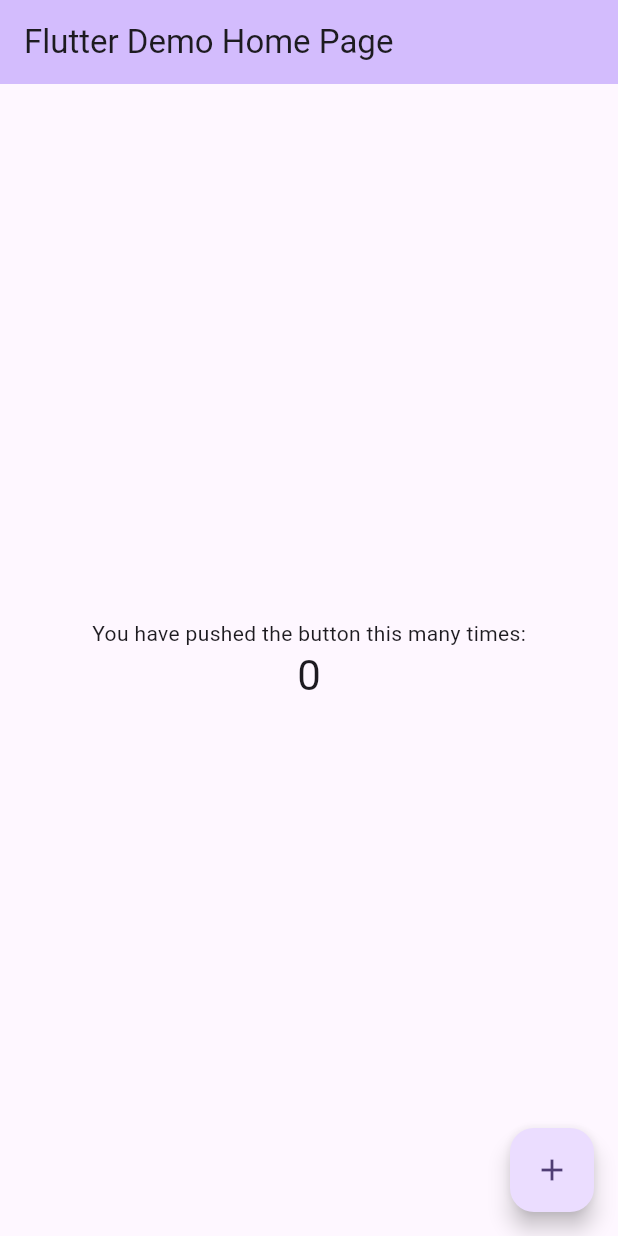
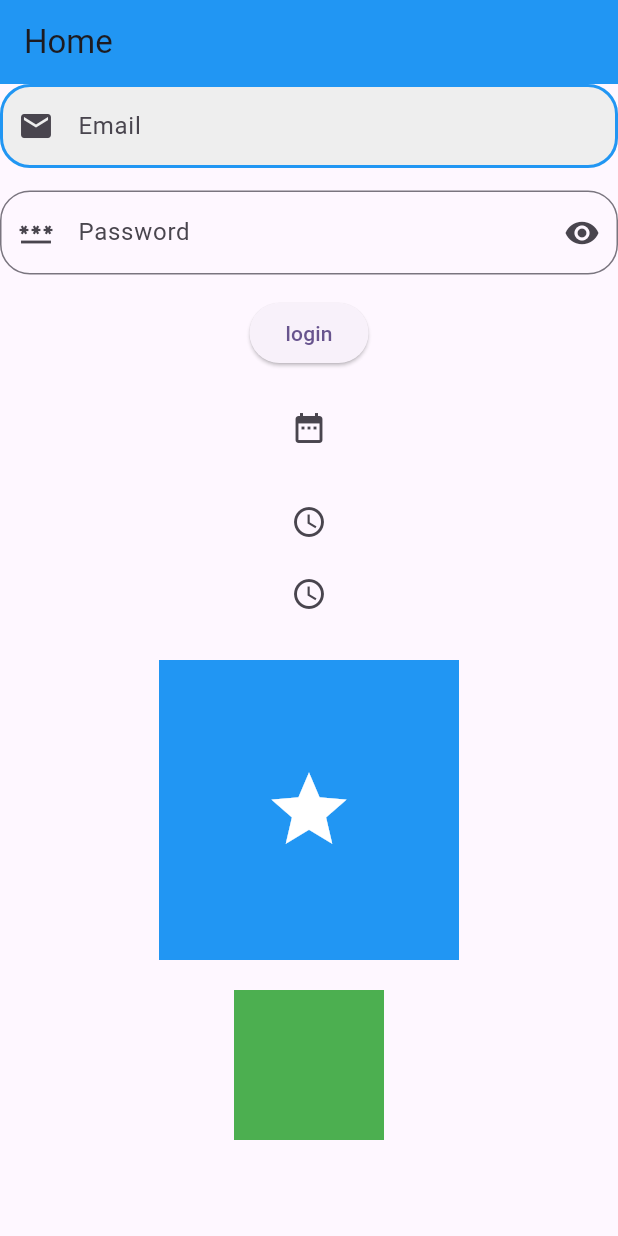
Before and after one commit to valaprashant97/dart_programing_prectice, a Flutter app: the screen it shows after launch, on a phone screen of 412 x 824 dp. Run offline on Flutter 3.47's test engine with Material 3 defaults, Android fonts, the light colour scheme and no system bars.

Commit message:
29-06-2026

```diff
--- a/lib/main.dart
+++ b/lib/main.dart
@@ -12,110 +12,336 @@ class MyApp extends StatelessWidget {
   Widget build(BuildContext context) {
     return MaterialApp(
       title: 'Flutter Demo',
-      theme: ThemeData(
-        // This is the theme of your application.
-        //
-        // TRY THIS: Try running your application with "flutter run". You'll see
-        // the application has a purple toolbar. Then, without quitting the app,
-        // try changing the seedColor in the colorScheme below to Colors.green
-        // and then invoke "hot reload" (save your changes or press the "hot
-        // reload" button in a Flutter-supported IDE, or press "r" if you used
-        // the command line to start the app).
-        //
-        // Notice that the counter didn't reset back to zero; the application
-        // state is not lost during the reload. To reset the state, use hot
-        // restart instead.
-        //
-        // This works for code too, not just values: Most code changes can be
-        // tested with just a hot reload.
-        colorScheme: .fromSeed(seedColor: Colors.deepPurple),
-      ),
-      home: const MyHomePage(title: 'Flutter Demo Home Page'),
+      debugShowCheckedModeBanner: false,
+      theme: ThemeData(colorScheme: .fromSeed(seedColor: Colors.deepPurple)),
+      home: Home(),
     );
   }
 }
 
-class MyHomePage extends StatefulWidget {
-  const MyHomePage({super.key, required this.title});
-
-  // This widget is the home page of your application. It is stateful, meaning
-  // that it has a State object (defined below) that contains fields that affect
-  // how it looks.
-
-  // This class is the configuration for the state. It holds the values (in this
-  // case the title) provided by the parent (in this case the App widget) and
-  // used by the build method of the State. Fields in a Widget subclass are
-  // always marked "final".
-
-  final String title;
-
-  @override
-  State<MyHomePage> createState() => _MyHomePageState();
-}
-
-class _MyHomePageState extends State<MyHomePage> {
-  int _counter = 0;
-
-  void _incrementCounter() {
-    setState(() {
-      // This call to setState tells the Flutter framework that something has
-      // changed in this State, which causes it to rerun the build method below
-      // so that the display can reflect the updated values. If we changed
-      // _counter without calling setState(), then the build method would not be
-      // called again, and so nothing would appear to happen.
-      _counter++;
-    });
-  }
+class Home extends StatelessWidget {
+  var emailText = TextEditingController();
+  var passText = TextEditingController();
 
   @override
   Widget build(BuildContext context) {
-    // This method is rerun every time setState is called, for instance as done
-    // by the _incrementCounter method above.
-    //
-    // The Flutter framework has been optimized to make rerunning build methods
-    // fast, so that you can just rebuild anything that needs updating rather
-    // than having to individually change instances of widgets.
     return Scaffold(
-      appBar: AppBar(
-        // TRY THIS: Try changing the color here to a specific color (to
-        // Colors.amber, perhaps?) and trigger a hot reload to see the AppBar
-        // change color while the other colors stay the same.
-        backgroundColor: Theme.of(context).colorScheme.inversePrimary,
-        // Here we take the value from the MyHomePage object that was created by
-        // the App.build method, and use it to set our appbar title.
-        title: Text(widget.title),
-      ),
-      body: Center(
-        // Center is a layout widget. It takes a single child and positions it
-        // in the middle of the parent.
+      appBar: AppBar(title: Text("Home"), backgroundColor: Colors.blue),
+
+      // 1
+      // body: Center(
+      //   child: Container(
+      //     width: 100,
+      //     height: 100,
+      //     color: Colors.blue,
+      //     child: Center(
+      //       child: Text(
+      //         'hellow',
+      //         style: TextStyle(
+      //           fontSize: 20,
+      //           fontWeight: FontWeight.bold,
+      //           color: Colors.white,
+      //           backgroundColor: Colors.amber,
+      //           fontStyle: FontStyle.italic,
+      //         ),
+      //       ),
+      //     ),
+      //   ),
+      // ),italic
+
+      // SizedBox(width: 20), --- > spaces
+
+      // 2
+      // body: Column(
+      //   mainAxisAlignment: MainAxisAlignment.spaceBetween,
+      //   crossAxisAlignment: CrossAxisAlignment.center,
+      //   children: [
+      //     TextButton(
+      //       onPressed: () {
+      //         print('text button is cliced !!');
+      //       },
+      //       child: Text('Text button'),
+      //     ),
+      //
+      //     ElevatedButton(
+      //       onPressed: () {
+      //         print('Elevated Button is cliced !!');
+      //       },
+      //       child: Text('Elevated Button'),
+      //     ),
+      //
+      //     OutlinedButton(
+      //       onPressed: d() {
+      //         print('Outlined Button is cliced !!');
+      //       },
+      //       child: Text('Outlined Button'),
+      //     ),
+      //
+      //     IconButton(
+      //       onPressed: () {
+      //         print('Icon Button is cliced !!');
+      //       },
+      //       icon: const Icon(Icons.favorite),
+      //     ),
+      //
+      //     FloatingActionButton(
+      //       onPressed: () {
+      //         print('Floating Action Button is cliced !!');
+      //       },
+      //       child: const Icon(Icons.add),
+      //     ),
+      //
+      //     FilledButton(
+      //       onPressed: () {},
+      //       child: const Text('Filled Button'),
+      //     ),
+      //
+      //     DropdownButton<String>(
+      //       value: 'One',
+      //       items: const [
+      //         DropdownMenuItem(
+      //           value: 'One',
+      //           child: Text('One'),
+      //         ),
+      //         DropdownMenuItem(
+      //           value: 'Two',
+      //           child: Text('Two'),
+      //         ),
+      //         DropdownMenuItem(
+      //           value: 'Three',
+      //           child: Text('Three'),
+      //         ),
+      //         DropdownMenuItem(
+      //           value: 'Four',
+      //           child: Text('Four'),
+      //         ),
+      //         DropdownMenuItem(
+      //           value: 'Five',
+      //           child: Text('Five'),
+      //         ),
+      //       ],
+      //       onChanged: (value) {
+      //         print(value);
+      //       },
+      //     ),
+      //
+      //     PopupMenuButton(
+      //       itemBuilder: (context) => [
+      //         const PopupMenuItem(
+      //           value: 1,
+      //           child: Text('Settings'),
+      //         ),
+      //         const PopupMenuItem(
+      //           value: 1,
+      //           child: Text('manu'),
+      //         ),
+      //       ],
+      //     )
+      //   ],
+      // ),
+
+      // 3
+      // body: ListView.separated(
+      //   itemCount: 10,
+      //
+      //   itemBuilder: (context, index) {
+      //     return ListTile(
+      //       title: Text("Item $index"),
+      //     );
+      //   },
+      //
+      //   separatorBuilder: (context, index) {
+      //     return Divider();
+      //   },
+      // )
+
+      // 4
+      // body: Center(
+      //   child: Container(
+      //     height: 150,
+      //     width: 150,
+      //     decoration: BoxDecoration(
+      //       color: Colors.amberAccent,
+      //       // borderRadius: BorderRadius.circular(10),
+      //       // borderRadius: BorderRadius.only(topLeft: Radius.circular(20), bottomRight: Radius.circular(20)),
+      //       // borderRadius: BorderRadius.all(Radius.circular(20)),
+      //       border: Border.all(color: Colors.black, width: 10),
+      //       boxShadow: [
+      //         BoxShadow(
+      //           blurRadius: 11,
+      //           spreadRadius: 20,
+      //           color: Colors.amberAccent,
+      //         ),
+      //       ],
+      //       shape: BoxShape.rectangle,
+      //     ),
+      //     child: Center(child: Text('Container')),
+      //   ),
+      // ),
+
+      //5
+      // body: Text('vala prashant', style: TextStyle(fontFamily: 'fontPrimary'),),
+
+      //6
+      body: SingleChildScrollView(
         child: Column(
-          // Column is also a layout widget. It takes a list of children and
-          // arranges them vertically. By default, it sizes itself to fit its
-          // children horizontally, and tries to be as tall as its parent.
-          //
-          // Column has various properties to control how it sizes itself and
-          // how it positions its children. Here we use mainAxisAlignment to
-          // center the children vertically; the main axis here is the vertical
-          // axis because Columns are vertical (the cross axis would be
-          // horizontal).
-          //
-          // TRY THIS: Invoke "debug painting" (choose the "Toggle Debug Paint"
-          // action in the IDE, or press "p" in the console), to see the
-          // wireframe for each widget.
-          mainAxisAlignment: .center,
+          mainAxisAlignment: MainAxisAlignment.center,
           children: [
-            const Text('You have pushed the button this many times:'),
-            Text(
-              '$_counter',
-              style: Theme.of(context).textTheme.headlineMedium,
+            TextField(
+              controller: emailText,
+              // enabled: false,
+              keyboardType: TextInputType.emailAddress,
+              decoration: InputDecoration(
+                filled: true,
+                fillColor: Colors.grey.shade200,
+                prefixIcon: Icon(Icons.email),
+                suffixText: "@gmail.com",
+                hintText: 'Enter a email',
+                labelText: 'Email',
+                // border: OutlineInputBorder(
+                //       borderRadius: BorderRadius.circular(20),
+                // ),
+                focusedBorder: OutlineInputBorder(
+                  borderRadius: BorderRadius.circular(20),
+                  borderSide: BorderSide(color: Colors.red, width: 2),
+                ),
+
+                enabledBorder: OutlineInputBorder(
+                  borderRadius: BorderRadius.circular(20),
+                  borderSide: BorderSide(color: Colors.blue, width: 2),
+                ),
+
+                disabledBorder: OutlineInputBorder(
+                  borderRadius: BorderRadius.circular(20),
+                  borderSide: BorderSide(color: Colors.green, width: 2),
+                ),
+              ),
             ),
+            Container(height: 15),
+            TextField(
+              controller: passText,
+              obscureText: true,
+              obscuringCharacter: '*',
+              keyboardType: TextInputType.number,
+              decoration: InputDecoration(
+                prefixIcon: Icon(Icons.password),
+                suffixIcon: IconButton(
+                  onPressed: () {},
+                  icon: Icon(Icons.visibility),
+                ),
+                hintText: 'Enter a password',
+                labelText: 'Password',
+                border: OutlineInputBorder(
+                  borderRadius: BorderRadius.circular(20),
+                ),
+              ),
+            ),
+            Container(height: 15),
+
+            ElevatedButton(
+              onPressed: () {
+                String email = emailText.text.toString();
+                String passw = passText.text;
+                print('Email : $email, pass : $passw');
+              },
+              child: Text('login'),
+            ),
+            Container(height: 15),
+            IconButton(
+              onPressed: () async {
+                DateTime? datePicker = await showDatePicker(
+                  context: context,
+                  initialEntryMode: DatePickerEntryMode.input,
+                  helpText: 'Date Picker',
+                  cancelText: 'Cancel!',
+                  firstDate: DateTime(2000),
+                  lastDate: DateTime.now(),
+                );
+
+                if (datePicker != null) {
+                  print(
+                    'Date: ${datePicker.day}/${datePicker.month}/${datePicker.year}',
+                  );
+                }
+              },
+              icon: const Icon(Icons.date_range),
+            ),
+            Container(height: 15),
+            IconButton(
+              icon: const Icon(Icons.access_time),
+              onPressed: () async {
+                TimeOfDay? selectedTime = await showTimePicker(
+                  context: context,
+                  initialTime: TimeOfDay.now(),
+                  initialEntryMode: TimePickerEntryMode.dial,
+                );
+
+                if (selectedTime != null) {
+                  print(
+                    'Time: ${selectedTime.hour}:${selectedTime.minute}',
+                  );
+                }
+              },
+            ),
+            IconButton(
+              icon: const Icon(Icons.access_time),
+              onPressed: () async {
+                TimeOfDay? selectedTime = await showTimePicker(
+                  context: context,
+                  initialTime: TimeOfDay.now(),
+                  builder: (context, child) {
+                    return Theme(
+                      data: Theme.of(context).copyWith(
+                        colorScheme: const ColorScheme.light(
+                          primary: Colors.green,
+                          onPrimary: Colors.white,
+                          surface: Colors.white,
+                          onSurface: Colors.black,
+                        ),
+                      ),
+                      child: child!,
+                    );
+                  },
+                );
+
+                if (selectedTime != null) {
+                  print(
+                    'Time: ${selectedTime.hour}:${selectedTime.minute}',
+                  );
+                }
+              },
+            ),
+            SizedBox(height: 20,),
+            Stack(
+              alignment: Alignment.center,
+              children: [
+                Container(
+                  width: 200,
+                  height: 200,
+                  color: Colors.blue,
+                ),
+                Icon(
+                  Icons.star,
+                  size: 60,
+                  color: Colors.white,
+                ),
+              ],
+            ),
+            SizedBox(height:20),
+
+            SizedBox(
+              width: 100,
+              height: 100,
+              child: Container(
+                decoration: BoxDecoration(
+                  color: Colors.green
+                ),
+              ),
+            )
+
+
           ],
         ),
-      ),
-      floatingActionButton: FloatingActionButton(
-        onPressed: _incrementCounter,
-        tooltip: 'Increment',
-        child: const Icon(Icons.add),
       ),
     );
   }
```
Also changed, not shown: pubspec.yaml (+5 -4 lines), assets/fonts/PlayfairDisplay-Italic-VariableFont_wght.ttf (added), assets/fonts/PlayfairDisplay-VariableFont_wght.ttf (added), lib/getx.dart (added), pubspec.lock.
